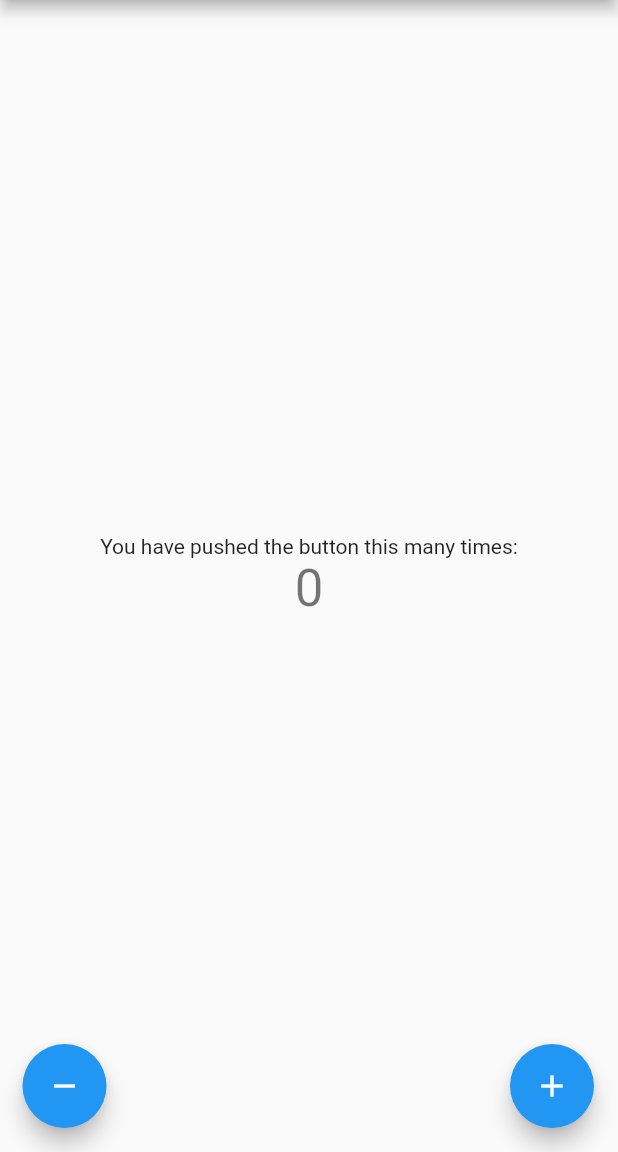
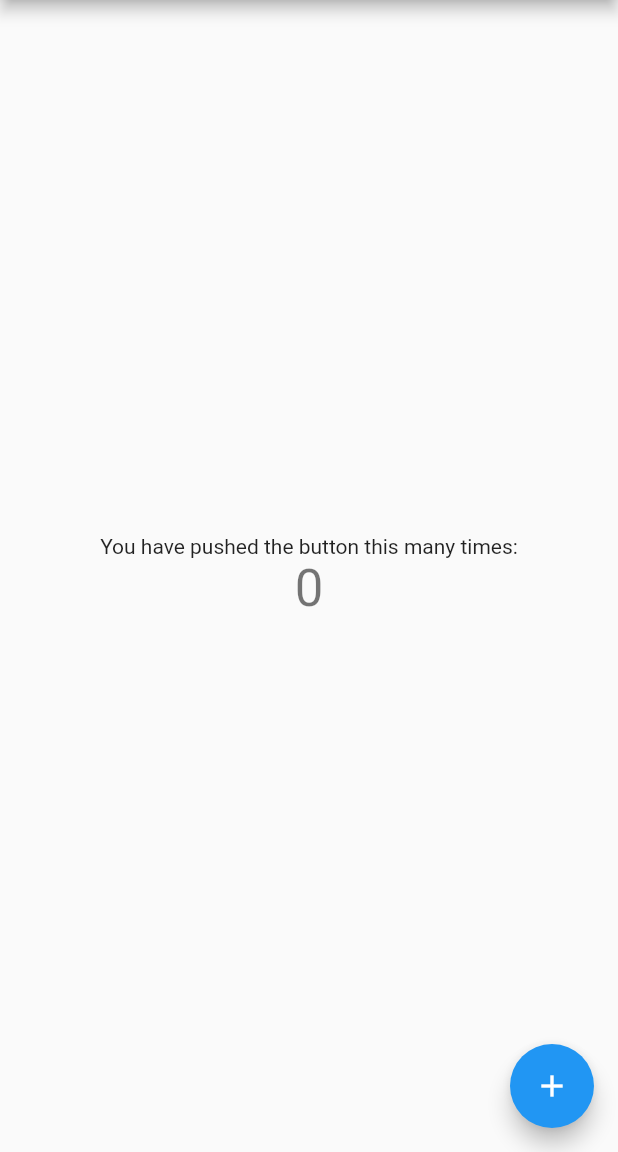
Before and after one commit to vajapu1993/flutter-demo-app, a Flutter app: the screen it shows after launch, on a phone screen of 412 x 824 dp, the part 84-1236 px from its top. Run offline on Flutter 3.47's test engine with Material 2 defaults, Android fonts, the phone set to English and light mode, and no system bars.

Commit message:
this is a brand new App

```diff
--- a/lib/main.dart
+++ b/lib/main.dart
@@ -124,14 +124,14 @@ class _MyHomePageState extends State<MyHomePage> {
           children: <Widget>[
 
             //This is for adding decrement
-            Padding(padding: EdgeInsets.only(left:31),
-              child: Align(
-                alignment: Alignment.bottomLeft,
-                child: FloatingActionButton(
-                  onPressed: _decrementCounter,
-                  key: Key('decrement'),
-                  child: Icon(Icons.remove),),
-              ),),
+            // Padding(padding: EdgeInsets.only(left:31),
+            //   child: Align(
+            //     alignment: Alignment.bottomLeft,
+            //     child: FloatingActionButton(
+            //       onPressed: _decrementCounter,
+            //       key: Key('decrement'),
+            //       child: Icon(Icons.remove),),
+            //   ),),
 
             Align(
               alignment: Alignment.bottomRight,
```
Also changed, not shown: 1 other file.
